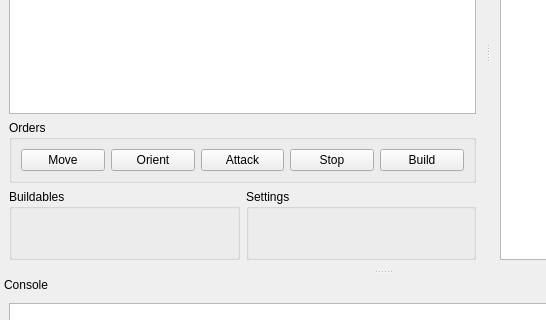
This is kiai/mainWindow.ui in PembrokeNS/sakusen as Qt 5 draws it before an edit; both pictures show x 0 to 546 and y 165 to 485 of the 765 by 719 pixel window. The edited form follows.
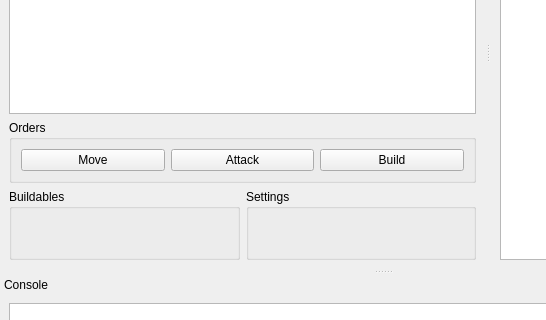
This is the edited form. Custom widgets are drawn as their Qt base class.

```diff
--- a/kiai/mainWindow.ui
+++ b/kiai/mainWindow.ui
@@ -34,13 +34,6 @@
          </property>
         </widget>
        </item>
-       <item>
-        <widget class="KPushButton" name="orient">
-         <property name="text">
-          <string>Orient</string>
-         </property>
-        </widget>
-       </item>
        <item>
         <widget class="KPushButton" name="attack">
          <property name="text">
@@ -51,13 +44,6 @@
          </property>
         </widget>
        </item>
-       <item>
-        <widget class="KPushButton" name="stop">
-         <property name="text">
-          <string>Stop</string>
-         </property>
-        </widget>
-       </item>
        <item>
         <widget class="KPushButton" name="build">
          <property name="text">
```
